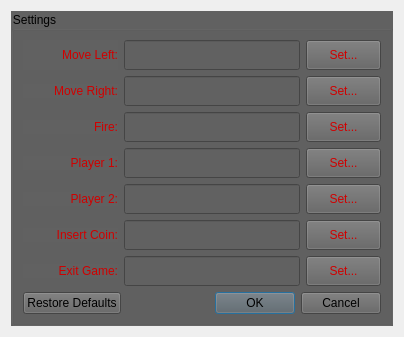
maloney96/SPACE_INV_8080_EMULATOR, file ui/settings.ui: the form before one commit.
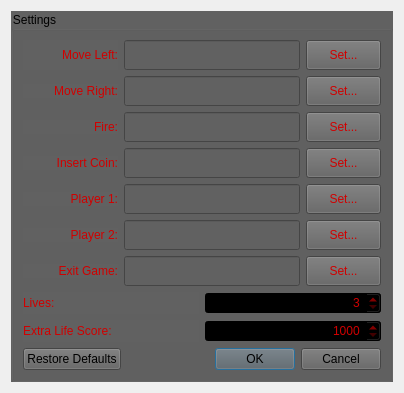
The form after the commit. Icons and pictures are not drawn.

Commit message: Settings UI allows setting extra ships and extra life score (#33)

```diff
--- a/ui/settings.ui
+++ b/ui/settings.ui
@@ -385,6 +385,97 @@
           </item>
          </layout>
         </item>
+        <item>
+         <layout class="QHBoxLayout" name="horizontalLayoutInsertCoin">
+          <item>
+           <widget class="QLabel" name="labelInsertCoin">
+            <property name="sizePolicy">
+             <sizepolicy hsizetype="Preferred" vsizetype="Fixed">
+              <horstretch>0</horstretch>
+              <verstretch>0</verstretch>
+             </sizepolicy>
+            </property>
+            <property name="styleSheet">
+             <string notr="true">color: rgb(208, 0, 0); font: 900 11pt &quot;Segoe UI&quot;;</string>
+            </property>
+            <property name="text">
+             <string>Insert Coin:</string>
+            </property>
+            <property name="alignment">
+             <set>Qt::AlignmentFlag::AlignRight|Qt::AlignmentFlag::AlignTrailing|Qt::AlignmentFlag::AlignVCenter</set>
+            </property>
+           </widget>
+          </item>
+          <item>
+           <widget class="QLineEdit" name="lineEditInsertCoin">
+            <property name="minimumSize">
+             <size>
+              <width>176</width>
+              <height>30</height>
+             </size>
+            </property>
+            <property name="maximumSize">
+             <size>
+              <width>176</width>
+              <height>30</height>
+             </size>
+            </property>
+            <property name="baseSize">
+             <size>
+              <width>176</width>
+              <height>30</height>
+             </size>
+            </property>
+            <property name="focusPolicy">
+             <enum>Qt::FocusPolicy::NoFocus</enum>
+            </property>
+            <property name="styleSheet">
+             <string notr="true">color: rgb(208, 0, 0); font: 900 12pt &quot;Segoe UI&quot;;</string>
+            </property>
+            <property name="text">
+             <string/>
+            </property>
+            <property name="readOnly">
+             <bool>true</bool>
+            </property>
+           </widget>
+          </item>
+          <item>
+           <widget class="QPushButton" name="buttonInsertCoinSet">
+            <property name="sizePolicy">
+             <sizepolicy hsizetype="Fixed" vsizetype="Fixed">
+              <horstretch>0</horstretch>
+              <verstretch>0</verstretch>
+             </sizepolicy>
+            </property>
+            <property name="minimumSize">
+             <size>
+              <width>75</width>
+              <height>30</height>
+             </size>
+            </property>
+            <property name="maximumSize">
+             <size>
+              <width>75</width>
+              <height>30</height>
+             </size>
+            </property>
+            <property name="baseSize">
+             <size>
+              <width>75</width>
+              <height>30</height>
+             </size>
+            </property>
+            <property name="styleSheet">
+             <string notr="true">color: rgb(208, 0, 0); font: 900 12pt &quot;Segoe UI&quot;;</string>
+            </property>
+            <property name="text">
+             <string>Set...</string>
+            </property>
+           </widget>
+          </item>
+         </layout>
+        </item>
         <item>
          <layout class="QHBoxLayout" name="horizontalLayoutP1">
           <item>
@@ -567,97 +658,6 @@
           </item>
          </layout>
         </item>
-        <item>
-         <layout class="QHBoxLayout" name="horizontalLayoutInsertCoin">
-          <item>
-           <widget class="QLabel" name="labelInsertCoin">
-            <property name="sizePolicy">
-             <sizepolicy hsizetype="Preferred" vsizetype="Fixed">
-              <horstretch>0</horstretch>
-              <verstretch>0</verstretch>
-             </sizepolicy>
-            </property>
-            <property name="styleSheet">
-             <string notr="true">color: rgb(208, 0, 0); font: 900 11pt &quot;Segoe UI&quot;;</string>
-            </property>
-            <property name="text">
-             <string>Insert Coin:</string>
-            </property>
-            <property name="alignment">
-             <set>Qt::AlignmentFlag::AlignRight|Qt::AlignmentFlag::AlignTrailing|Qt::AlignmentFlag::AlignVCenter</set>
-            </property>
-           </widget>
-          </item>
-          <item>
-           <widget class="QLineEdit" name="lineEditInsertCoin">
-            <property name="minimumSize">
-             <size>
-              <width>176</width>
-              <height>30</height>
-             </size>
-            </property>
-            <property name="maximumSize">
-             <size>
-              <width>176</width>
-              <height>30</height>
-             </size>
-            </property>
-            <property name="baseSize">
-             <size>
-              <width>176</width>
-              <height>30</height>
-             </size>
-            </property>
-            <property name="focusPolicy">
-             <enum>Qt::FocusPolicy::NoFocus</enum>
-            </property>
-            <property name="styleSheet">
-             <string notr="true">color: rgb(208, 0, 0); font: 900 12pt &quot;Segoe UI&quot;;</string>
-            </property>
-            <property name="text">
-             <string/>
-            </property>
-            <property name="readOnly">
-             <bool>true</bool>
-            </property>
-           </widget>
-          </item>
-          <item>
-           <widget class="QPushButton" name="buttonInsertCoinSet">
-            <property name="sizePolicy">
-             <sizepolicy hsizetype="Fixed" vsizetype="Fixed">
-              <horstretch>0</horstretch>
-              <verstretch>0</verstretch>
-             </sizepolicy>
-            </property>
-            <property name="minimumSize">
-             <size>
-              <width>75</width>
-              <height>30</height>
-             </size>
-            </property>
-            <property name="maximumSize">
-             <size>
-              <width>75</width>
-              <height>30</height>
-             </size>
-            </property>
-            <property name="baseSize">
-             <size>
-              <width>75</width>
-              <height>30</height>
-             </size>
-            </property>
-            <property name="styleSheet">
-             <string notr="true">color: rgb(208, 0, 0); font: 900 12pt &quot;Segoe UI&quot;;</string>
-            </property>
-            <property name="text">
-             <string>Set...</string>
-            </property>
-           </widget>
-          </item>
-         </layout>
-        </item>
         <item>
          <layout class="QHBoxLayout" name="horizontalLayoutExitGame">
           <item>
@@ -749,10 +749,278 @@
           </item>
          </layout>
         </item>
+        <item>
+         <layout class="QHBoxLayout" name="horizontalLayoutExtraLives">
+          <item>
+           <widget class="QLabel" name="LivesLabel">
+            <property name="styleSheet">
+             <string notr="true">color: rgb(208, 0, 0); font: 900 11pt &quot;Segoe UI&quot;;</string>
+            </property>
+            <property name="text">
+             <string>Lives:</string>
+            </property>
+           </widget>
+          </item>
+          <item>
+           <widget class="QSpinBox" name="spinBoxLives">
+            <property name="styleSheet">
+             <string notr="true">color: rgb(208, 0, 0); font: 900 11pt &quot;Segoe UI&quot;; background-color: rgb(0,0,0);</string>
+            </property>
+            <property name="alignment">
+             <set>Qt::AlignmentFlag::AlignRight|Qt::AlignmentFlag::AlignTrailing|Qt::AlignmentFlag::AlignVCenter</set>
+            </property>
+            <property name="minimum">
+             <number>3</number>
+            </property>
+            <property name="maximum">
+             <number>6</number>
+            </property>
+           </widget>
+          </item>
+         </layout>
+        </item>
+        <item>
+         <layout class="QHBoxLayout" name="horizontalLayout">
+          <item>
+           <widget class="QLabel" name="labelExtraLifeScore">
+            <property name="styleSheet">
+             <string notr="true">color: rgb(208, 0, 0); font: 900 11pt &quot;Segoe UI&quot;;</string>
+            </property>
+            <property name="text">
+             <string>Extra Life Score:</string>
+            </property>
+           </widget>
+          </item>
+          <item>
+           <widget class="QSpinBox" name="spinBoxExtraLifeScore">
+            <property name="palette">
+             <palette>
+              <active>
+               <colorrole role="WindowText">
+                <brush brushstyle="SolidPattern">
+                 <color alpha="255">
+                  <red>208</red>
+                  <green>0</green>
+                  <blue>0</blue>
+                 </color>
+                </brush>
+               </colorrole>
+               <colorrole role="Button">
+                <brush brushstyle="SolidPattern">
+                 <color alpha="255">
+                  <red>0</red>
+                  <green>0</green>
+                  <blue>0</blue>
+                 </color>
+                </brush>
+               </colorrole>
+               <colorrole role="Text">
+                <brush brushstyle="SolidPattern">
+                 <color alpha="255">
+                  <red>208</red>
+                  <green>0</green>
+                  <blue>0</blue>
+                 </color>
+                </brush>
+               </colorrole>
+               <colorrole role="ButtonText">
+                <brush brushstyle="SolidPattern">
+                 <color alpha="255">
+                  <red>208</red>
+                  <green>0</green>
+                  <blue>0</blue>
+                 </color>
+                </brush>
+               </colorrole>
+               <colorrole role="Base">
+                <brush brushstyle="SolidPattern">
+                 <color alpha="255">
+                  <red>0</red>
+                  <green>0</green>
+                  <blue>0</blue>
+                 </color>
+                </brush>
+               </colorrole>
+               <colorrole role="Window">
+                <brush brushstyle="SolidPattern">
+                 <color alpha="255">
+                  <red>0</red>
+                  <green>0</green>
+                  <blue>0</blue>
+                 </color>
+                </brush>
+               </colorrole>
+               <colorrole role="PlaceholderText">
+                <brush brushstyle="SolidPattern">
+                 <color alpha="128">
+                  <red>208</red>
+                  <green>0</green>
+                  <blue>0</blue>
+                 </color>
+                </brush>
+               </colorrole>
+              </active>
+              <inactive>
+               <colorrole role="WindowText">
+                <brush brushstyle="SolidPattern">
+                 <color alpha="255">
+                  <red>208</red>
+                  <green>0</green>
+                  <blue>0</blue>
+                 </color>
+                </brush>
+               </colorrole>
+               <colorrole role="Button">
+                <brush brushstyle="SolidPattern">
+                 <color alpha="255">
+                  <red>0</red>
+                  <green>0</green>
+                  <blue>0</blue>
+                 </color>
+                </brush>
+               </colorrole>
+               <colorrole role="Text">
+                <brush brushstyle="SolidPattern">
+                 <color alpha="255">
+                  <red>208</red>
+                  <green>0</green>
+                  <blue>0</blue>
+                 </color>
+                </brush>
+               </colorrole>
+               <colorrole role="ButtonText">
+                <brush brushstyle="SolidPattern">
+                 <color alpha="255">
+                  <red>208</red>
+                  <green>0</green>
+                  <blue>0</blue>
+                 </color>
+                </brush>
+               </colorrole>
+               <colorrole role="Base">
+                <brush brushstyle="SolidPattern">
+                 <color alpha="255">
+                  <red>0</red>
+                  <green>0</green>
+                  <blue>0</blue>
+                 </color>
+                </brush>
+               </colorrole>
+               <colorrole role="Window">
+                <brush brushstyle="SolidPattern">
+                 <color alpha="255">
+                  <red>0</red>
+                  <green>0</green>
+                  <blue>0</blue>
+                 </color>
+                </brush>
+               </colorrole>
+               <colorrole role="PlaceholderText">
+                <brush brushstyle="SolidPattern">
+                 <color alpha="128">
+                  <red>208</red>
+                  <green>0</green>
+                  <blue>0</blue>
+                 </color>
+                </brush>
+               </colorrole>
+              </inactive>
+              <disabled>
+               <colorrole role="WindowText">
+                <brush brushstyle="SolidPattern">
+                 <color alpha="255">
+                  <red>208</red>
+                  <green>0</green>
+                  <blue>0</blue>
+                 </color>
+                </brush>
+               </colorrole>
+               <colorrole role="Button">
+                <brush brushstyle="SolidPattern">
+                 <color alpha="255">
+                  <red>0</red>
+                  <green>0</green>
+                  <blue>0</blue>
+                 </color>
+                </brush>
+               </colorrole>
+               <colorrole role="Text">
+                <brush brushstyle="SolidPattern">
+                 <color alpha="255">
+                  <red>208</red>
+                  <green>0</green>
+                  <blue>0</blue>
+                 </color>
+                </brush>
+               </colorrole>
+               <colorrole role="ButtonText">
+                <brush brushstyle="SolidPattern">
+                 <color alpha="255">
+                  <red>208</red>
+                  <green>0</green>
+                  <blue>0</blue>
+                 </color>
+                </brush>
+               </colorrole>
+               <colorrole role="Base">
+                <brush brushstyle="SolidPattern">
+                 <color alpha="255">
+                  <red>0</red>
+                  <green>0</green>
+                  <blue>0</blue>
+                 </color>
+                </brush>
+               </colorrole>
+               <colorrole role="Window">
+                <brush brushstyle="SolidPattern">
+                 <color alpha="255">
+                  <red>0</red>
+                  <green>0</green>
+                  <blue>0</blue>
+                 </color>
+                </brush>
+               </colorrole>
+               <colorrole role="PlaceholderText">
+                <brush brushstyle="SolidPattern">
+                 <color alpha="128">
+                  <red>208</red>
+                  <green>0</green>
+                  <blue>0</blue>
+                 </color>
+                </brush>
+               </colorrole>
+              </disabled>
+             </palette>
+            </property>
+            <property name="styleSheet">
+             <string notr="true">color: rgb(208, 0, 0); font: 900 11pt &quot;Segoe UI&quot;; background-color: rgb(0,0,0);</string>
+            </property>
+            <property name="alignment">
+             <set>Qt::AlignmentFlag::AlignRight|Qt::AlignmentFlag::AlignTrailing|Qt::AlignmentFlag::AlignVCenter</set>
+            </property>
+            <property name="minimum">
+             <number>1000</number>
+            </property>
+            <property name="maximum">
+             <number>1500</number>
+            </property>
+            <property name="singleStep">
+             <number>500</number>
+            </property>
+           </widget>
+          </item>
+         </layout>
+        </item>
        </layout>
       </item>
       <item>
        <widget class="QDialogButtonBox" name="dialogButtonBox">
+        <property name="sizePolicy">
+         <sizepolicy hsizetype="Preferred" vsizetype="Fixed">
+          <horstretch>0</horstretch>
+          <verstretch>0</verstretch>
+         </sizepolicy>
+        </property>
         <property name="standardButtons">
          <set>QDialogButtonBox::StandardButton::Cancel|QDialogButtonBox::StandardButton::Ok|QDialogButtonBox::StandardButton::RestoreDefaults</set>
         </property>
```
Left out of the diff: 6 changed lines with no effect on the pictures. The commit also changes 5 other files.
